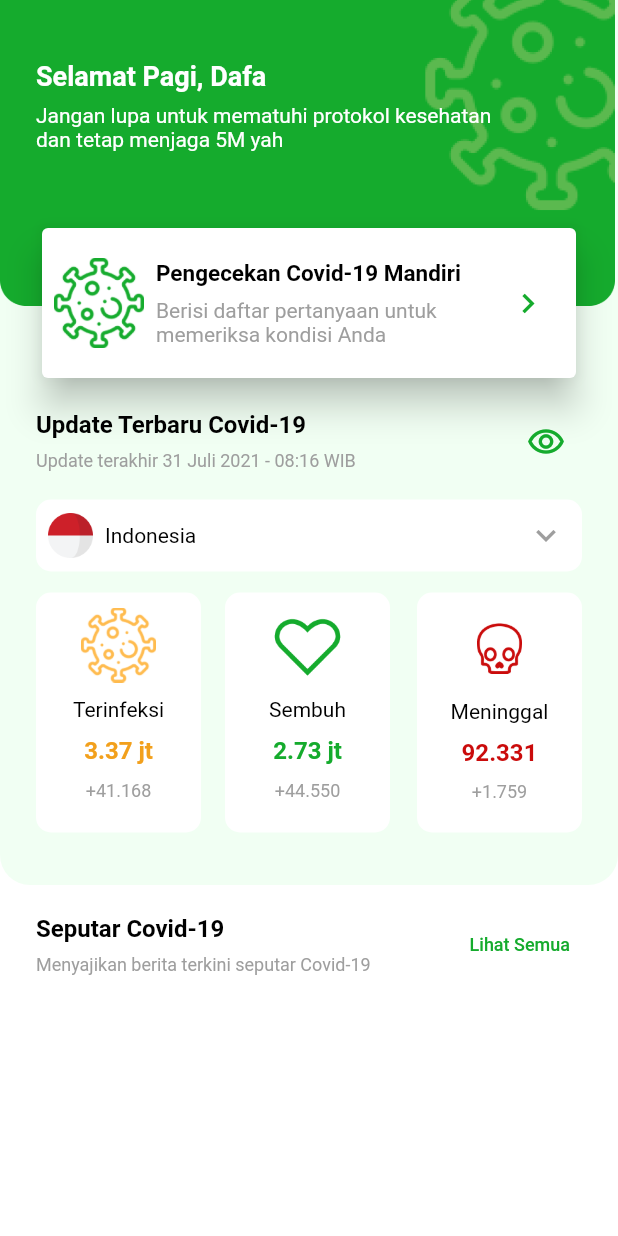
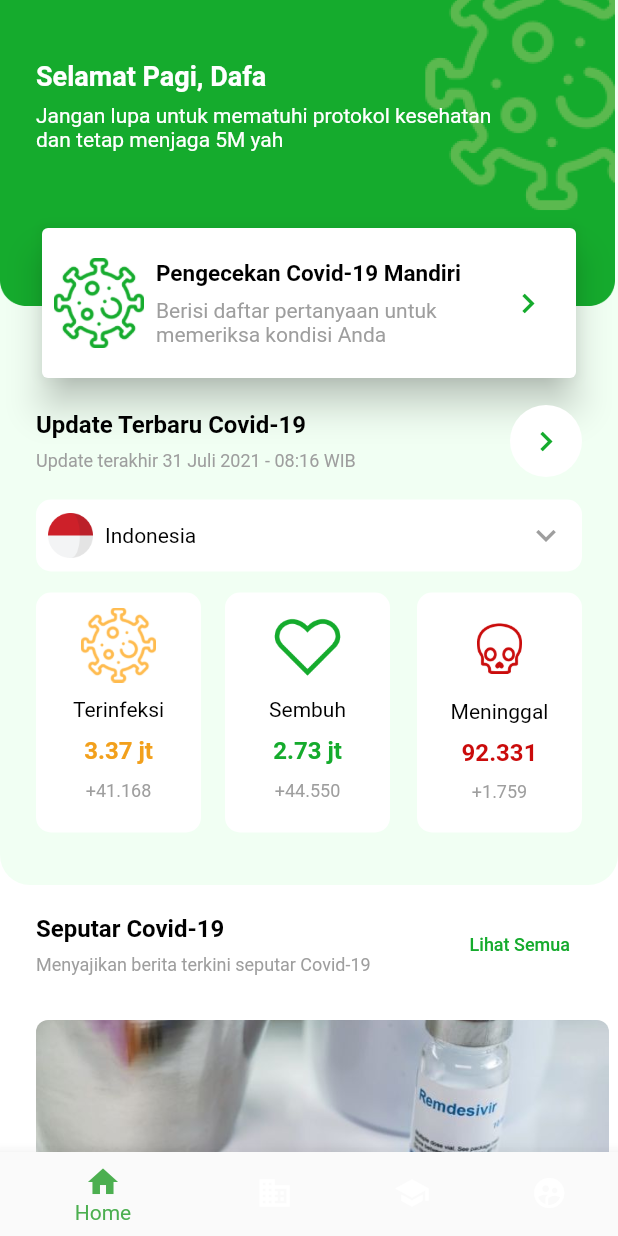
Before and after one commit to dafamalik/CoronaApps, a Flutter app: the screen it shows after launch, on a phone screen of 412 x 824 dp. Run offline on Flutter 3.47's test engine with Material 2 defaults, Android fonts, the phone set to English and light mode, and no system bars; our stand-ins replace expandable.

Commit message:
new Update

```diff
--- a/lib/feature/home/view/homeView.dart
+++ b/lib/feature/home/view/homeView.dart
@@ -1,4 +1,5 @@
 import 'package:corona_apps/config/color/colorConfig.dart';
+import 'package:expandable/expandable.dart';
 import 'package:flutter/cupertino.dart';
 import 'package:flutter/material.dart';
 
@@ -9,6 +10,13 @@ class HomeView extends StatefulWidget {
 }
 
 class _HomeViewState extends State<HomeView> {
+
+  var dataSeputarCovid = [
+    {"image": "asset/image/beritaCovid.jpg"},
+    {"image": "asset/image/beritaUpdateCovid.jpg"},
+    {"image": "asset/image/beritaVaksin.jpg"},
+    {"image": "asset/image/beritaWHO.jpg"}
+  ];
 
 
   Widget appBar() {
@@ -151,11 +159,17 @@ class _HomeViewState extends State<HomeView> {
                     ),
                     Expanded(
                         child: Text("")),
-                    IconButton(
-                        iconSize: 26,
-                        color: ColorConfig.colorIconSembuh,
-                        icon: Icon(Icons.remove_red_eye_outlined),
-                        onPressed: () => {print("press")}),
+                    Container(
+                      decoration: BoxDecoration(
+                          color: ColorConfig.colorWhite,
+                          borderRadius: BorderRadius.circular(30)
+                      ),
+                      child: IconButton(
+                          iconSize: 26,
+                          color: ColorConfig.colorIconSembuh,
+                          icon: Icon(Icons.navigate_next),
+                          onPressed: () => {print("press")}),
+                    ),
                   ],
                 ),
               ),),
@@ -340,7 +354,7 @@ class _HomeViewState extends State<HomeView> {
 
   Widget seputarCovid() {
     return Container(
-      height: 300,
+      height: 50,
       margin: EdgeInsets.only(left: 24, right: 24, top: 16),
       child: Column(
         children: [
@@ -388,16 +402,103 @@ class _HomeViewState extends State<HomeView> {
     );
   }
 
+  Widget bannerCovid() {
+    return Container(
+        height: 150,
+        margin:  EdgeInsets.only(top: 24, left: 24),
+        child: ListView.builder(
+            scrollDirection: Axis.horizontal,
+            itemCount: dataSeputarCovid.length,
+            itemBuilder: (context, index) {
+              return Container(
+                margin: EdgeInsets.only(right: 8),
+                width: MediaQuery.of(context).size.width - 30,
+                decoration: BoxDecoration(
+                    borderRadius: BorderRadius.circular(8),
+                    image: DecorationImage(
+                        fit: BoxFit.cover,
+                        image: AssetImage(dataSeputarCovid[index]["image"])
+                    )
+                ),
+              );
+            }));
+  }
+
+  Widget question() {
+    return Container(
+      height: 400,
+      margin: EdgeInsets.only(left: 24, right: 24, top: 16),
+      child: Column(
+        children: [
+          Container(
+            child: Row(
+              children: [
+                Container(
+                  child: Column(
+                    crossAxisAlignment: CrossAxisAlignment.start,
+                    children: [
+                      Container(
+                        child: Text("Sering Ditanyakan",
+                            style: TextStyle(
+                              color: ColorConfig.colorBlack,
+                              fontWeight: FontWeight.bold,
+                              fontSize: 16,
+                            )),
+                      ),
+                    ],
+                  ),
+                ),
+                Expanded(
+                    child: Text("")),
+                TextButton(
+                    onPressed: () => {},
+                    child: Text("Lihat Semua",
+                      style: TextStyle(
+                          color: ColorConfig.colorIconSembuh,
+                          fontSize: 12
+                      ),)),
+
+              ],
+            ),
+          ),
+        ],
+      ),
+    );
+  }
+
+  // Widget BestQuestion() {
+  //   return Container(
+  //     child: new ExpansionPanelList(
+  //         expansionCallback: (int index, bool isExpanded) {
+  //           setState(() {
+  //             _demoItems[index].isExpanded = !isExpanded;
+  //           });
+  //         },
+  //         children: _demoItems.map((DemoItem<dynamic> item) {
+  //           return new ExpansionPanel(
+  //               isExpanded: item.isExpanded,
+  //               headerBuilder: item.headerBuilder,
+  //               body: item.build()
+  //           );
+  //         }).toList()
+  //     ),
+  //   );
+  // }
+
+
+
   @override
   Widget build(BuildContext context) {
     return Scaffold(
       body: Container(
-        color: Colors.white,
+        color: ColorConfig.colorWhite,
         child: SingleChildScrollView(
           child: Column(
             children: [
               header(),
               seputarCovid(),
+              bannerCovid(),
+              question()
             ],
           ),
         ),
--- /dev/null
+++ b/lib/feature/hotline/view/hotlineView.dart
@@ -0,0 +1,16 @@
+import 'package:flutter/cupertino.dart';
+
+class HotlineView extends StatefulWidget {
+
+  @override
+  _HotlineViewState createState() => _HotlineViewState();
+}
+
+class _HotlineViewState extends State<HotlineView> {
+  @override
+  Widget build(BuildContext context) {
+    return Container(
+      child: Text("Ini HotlineView"),
+    );
+  }
+}
--- /dev/null
+++ b/lib/feature/kasus/view/kasusView.dart
@@ -0,0 +1,16 @@
+import 'package:flutter/cupertino.dart';
+
+class KasusView extends StatefulWidget {
+
+  @override
+  _KasusViewState createState() => _KasusViewState();
+}
+
+class _KasusViewState extends State<KasusView> {
+  @override
+  Widget build(BuildContext context) {
+    return Container(
+      child: Text("ini kasusView"),
+    );
+  }
+}
--- /dev/null
+++ b/lib/feature/mainTabbar/mainTabbar.dart
@@ -0,0 +1,63 @@
+import 'package:corona_apps/feature/home/view/homeView.dart';
+import 'package:corona_apps/feature/hotline/view/hotlineView.dart';
+import 'package:corona_apps/feature/kasus/view/kasusView.dart';
+import 'package:corona_apps/feature/profile/view/profileView.dart';
+import 'package:flutter/cupertino.dart';
+import 'package:flutter/material.dart';
+
+
+class MainTabbar extends StatefulWidget {
+
+
+  @override
+  _MainTabbarState createState() => _MainTabbarState();
+}
+
+class _MainTabbarState extends State<MainTabbar> {
+
+  var screen = [
+    HomeView(),
+    KasusView(),
+    HotlineView(),
+    ProfileView()
+  ];
+
+  var crntIndex = 0;
+
+  void _onSelectedTab(value){
+
+    setState(() {
+      crntIndex = value;
+    });
+  }
+
+  @override
+  Widget build(BuildContext context) {
+    return Scaffold(
+      body: screen[crntIndex],
+      bottomNavigationBar : BottomNavigationBar(
+        items: [
+          BottomNavigationBarItem(
+            icon: Icon(Icons.home),
+            label: 'Home',
+          ),
+          BottomNavigationBarItem(
+            icon: Icon(Icons.business),
+            label: 'Kasus',
+          ),
+          BottomNavigationBarItem(
+            icon: Icon(Icons.school),
+            label: 'Hotline',
+          ),
+          BottomNavigationBarItem(
+            icon: Icon(Icons.supervised_user_circle),
+            label: 'Profile',
+          ),
+        ],
+        currentIndex: crntIndex,
+        selectedItemColor: Colors.green,
+        onTap: (e) => {this._onSelectedTab(e)},
+      ),
+    );
+  }
+}
--- /dev/null
+++ b/lib/feature/profile/view/profileView.dart
@@ -0,0 +1,16 @@
+import 'package:flutter/cupertino.dart';
+
+class ProfileView extends StatefulWidget {
+
+  @override
+  _ProfileViewState createState() => _ProfileViewState();
+}
+
+class _ProfileViewState extends State<ProfileView> {
+  @override
+  Widget build(BuildContext context) {
+    return Container(
+      child: Text("ini ProfileView"),
+    );
+  }
+}
--- a/lib/main.dart
+++ b/lib/main.dart
@@ -1,4 +1,5 @@
 import 'package:corona_apps/feature/home/view/homeView.dart';
+import 'package:corona_apps/feature/mainTabbar/mainTabbar.dart';
 import 'package:flutter/material.dart';
 
 void main() {
@@ -16,7 +17,7 @@ class MyApp extends StatelessWidget {
 
           primarySwatch: Colors.blue,
         ),
-        home: HomeView()
+        home: MainTabbar()
     );
   }
 }
--- a/pubspec.yaml
+++ b/pubspec.yaml
@@ -28,6 +28,7 @@ dependencies:
   # The following adds the Cupertino Icons font to your application.
   # Use with the CupertinoIcons class for iOS style icons.
   cupertino_icons: ^1.0.2
+  expandable: ^5.0.1
 
 dev_dependencies:
   flutter_test:
@@ -51,3 +52,7 @@ flutter:
     - asset/image/kematian.png
     - asset/image/sembuh.png
     - asset/image/headerHome.png
+    - asset/image/beritaCovid.jpg
+    - asset/image/beritaUpdateCovid.jpg
+    - asset/image/beritaVaksin.jpg
+    - asset/image/beritaWHO.jpg
```
Also changed, not shown: asset/image/beritaCovid.jpg (added), asset/image/beritaUpdateCovid.jpg (added), asset/image/beritaVaksin.jpg (added), asset/image/beritaWHO.jpg (added), pubspec.lock.
